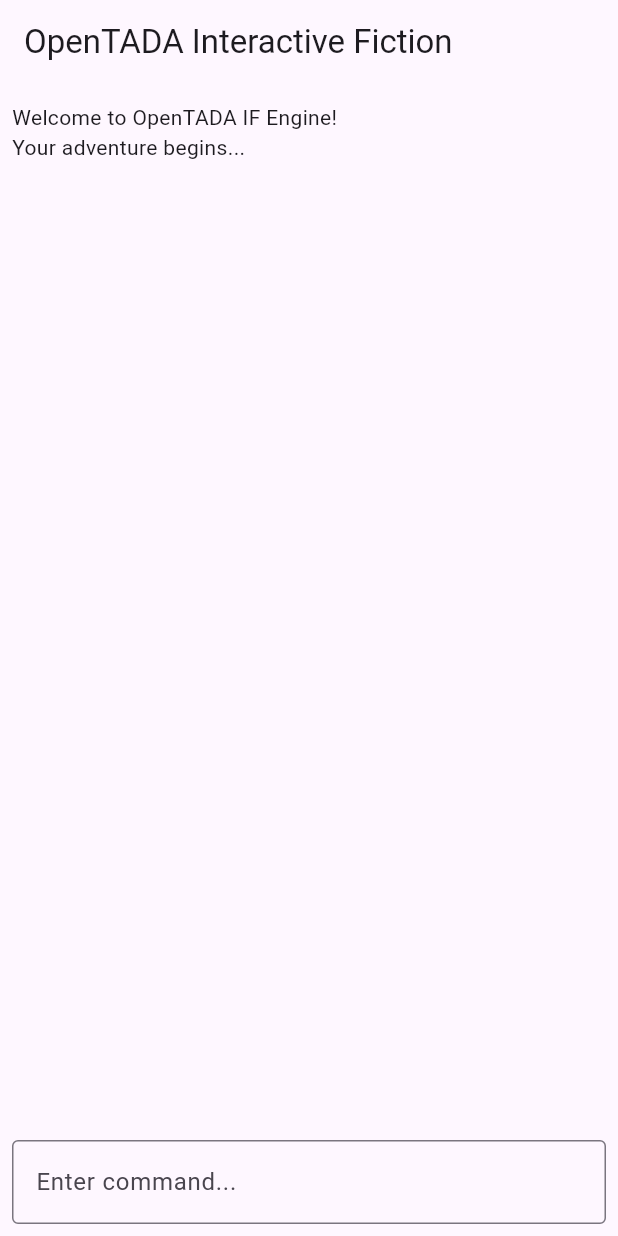
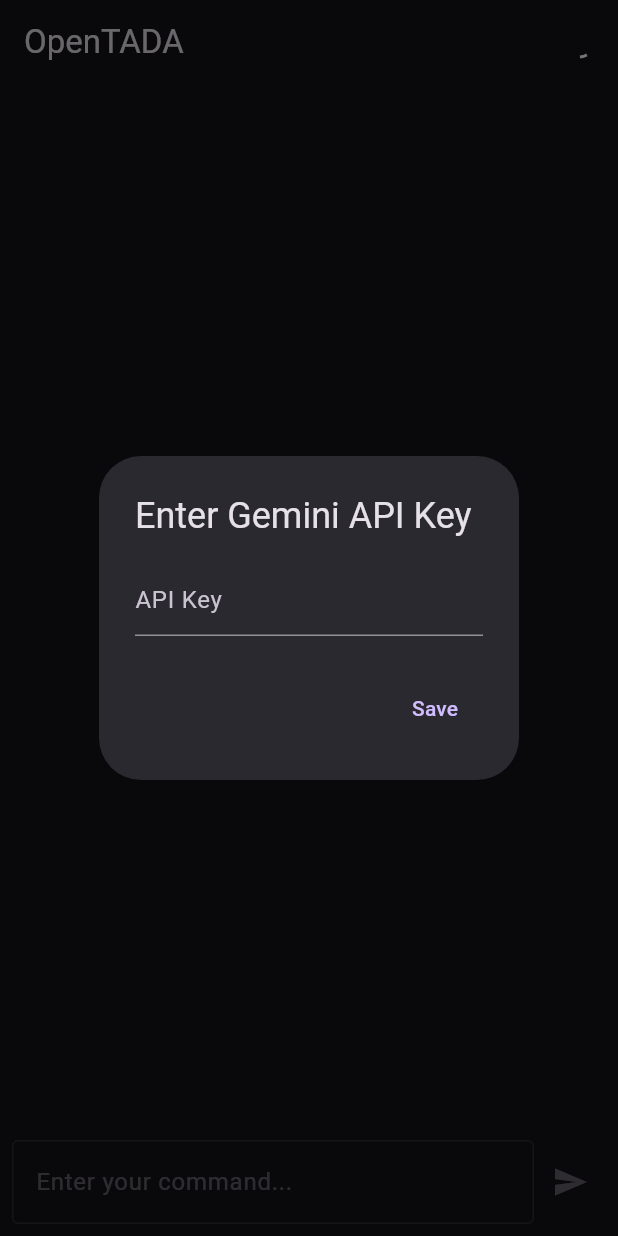
Before and after one commit to Seckrit-Lab/whoami-america, a Flutter app: the screen it shows after launch, on a phone screen of 412 x 824 dp. Run offline on Flutter 3.47's test engine with Material 3 defaults, Android fonts, the phone set to English and light mode, and no system bars; our stand-ins replace flutter_secure_storage.

Commit message:
Considerable improvements; now showing image area. Connects to Gemini, but does not open book successfully.

```diff
--- a/lib/main.dart
+++ b/lib/main.dart
@@ -1,167 +1,341 @@
+import 'dart:async';
+import 'dart:convert';
+import 'dart:io';
 import 'package:flutter/material.dart';
+import 'package:flutter/services.dart' show rootBundle;
+import 'package:http/http.dart' as http;
+import 'package:flutter_secure_storage/flutter_secure_storage.dart';
+import 'package:path_provider/path_provider.dart';
 
 void main() {
-  runApp(const MyApp());
+  runApp(const OpenTadaApp());
 }
 
-class MyApp extends StatelessWidget {
-  const MyApp({super.key});
+class OpenTadaApp extends StatelessWidget {
+  const OpenTadaApp({super.key});
 
   @override
   Widget build(BuildContext context) {
     return MaterialApp(
       title: 'OpenTADA',
       theme: ThemeData(
-        colorScheme: ColorScheme.fromSeed(seedColor: Colors.deepPurple),
-        useMaterial3: true,
+        primarySwatch: Colors.blue,
+        brightness: Brightness.dark,
       ),
-      home: const StoryPage(),
+      home: const ChatScreen(),
     );
   }
 }
 
-class StoryPage extends StatefulWidget {
-  const StoryPage({super.key});
+class ChatScreen extends StatefulWidget {
+  const ChatScreen({super.key});
 
   @override
-  State<StoryPage> createState() => _StoryPageState();
+  State<ChatScreen> createState() => _ChatScreenState();
 }
 
-class _StoryPageState extends State<StoryPage> {
+class _ChatScreenState extends State<ChatScreen> {
   final TextEditingController _textController = TextEditingController();
+  final List<Map<String, String>> _messages = [];
   final ScrollController _scrollController = ScrollController();
-  List<Widget> _storyContent = [
-    const Text("Welcome to OpenTADA IF Engine!\nYour adventure begins..."),
-  ];
-  String? _currentImageUrl; // Placeholder for image asset path
+  bool _isLoading = false;
+  String? _apiKey;
+  final _secureStorage = const FlutterSecureStorage();
+  static const String _geminiApiKeyName = "geminikey";
+  static const String _initialPromptPath = "books/The Beloved Dead Chapter 0.tada";
 
-  void _handleSubmitted(String text) {
-    if (text.isEmpty) return;
+  String? _imageUrl;
+
+  @override
+  void initState() {
+    super.initState();
+    _loadApiKeyAndInitialPrompt();
+  }
+
+  Future<void> _loadApiKeyAndInitialPrompt() async {
     setState(() {
-      _storyContent.add(Text("> $text", style: const TextStyle(fontStyle: FontStyle.italic)));
-      // Placeholder for game logic processing input and generating response
-      _storyContent.add(Text("You typed: \"$text\". The story unfolds..."));
-      // Example: update image
-      // _currentImageUrl = "assets/new_scene.png"; // Make sure this asset exists
+      _isLoading = true;
     });
-    _textController.clear();
+    _apiKey = await _secureStorage.read(key: _geminiApiKeyName);
+    if (_apiKey == null || _apiKey!.isEmpty) {
+      await _promptForApiKey();
+    }
+    if (_apiKey != null && _apiKey!.isNotEmpty) {
+      await _loadInitialPrompt();
+    } else {
+      _addMessage("API Key not provided. Please restart and provide an API Key.", "system");
+    }
+    setState(() {
+      _isLoading = false;
+    });
+  }
+
+  Future<void> _promptForApiKey() async {
+    final TextEditingController apiKeyController = TextEditingController();
+    await showDialog<String>(
+      context: context,
+      barrierDismissible: false,
+      builder: (BuildContext context) {
+        return AlertDialog(
+          title: const Text('Enter Gemini API Key'),
+          content: TextField(
+            controller: apiKeyController,
+            decoration: const InputDecoration(hintText: "API Key"),
+            obscureText: true,
+          ),
+          actions: <Widget>[
+            TextButton(
+              child: const Text('Save'),
+              onPressed: () async {
+                if (apiKeyController.text.isNotEmpty) {
+                  await _secureStorage.write(key: _geminiApiKeyName, value: apiKeyController.text);
+                  setState(() {
+                    _apiKey = apiKeyController.text;
+                  });
+                  Navigator.of(context).pop();
+                }
+              },
+            ),
+          ],
+        );
+      },
+    );
+  }
+
+  Future<void> _loadInitialPrompt() async {
+    if (_apiKey == null || _apiKey!.isEmpty) return;
+    try {
+      final String prompt = await rootBundle.loadString(_initialPromptPath);
+      _addMessage("Starting session with initial prompt...", "system");
+      await _sendMessageToLLM(prompt, isInitialPrompt: true);
+    } catch (e) {
+      _addMessage("Error loading initial prompt: $e", "system");
+    }
+  }
+
+  void _addMessage(String text, String sender, {String? imageUrl}) {
+    setState(() {
+      _messages.add({"sender": sender, "text": text, "imageUrl": imageUrl ?? ""});
       WidgetsBinding.instance.addPostFrameCallback((_) {
+        if (_scrollController.hasClients) {
           _scrollController.animateTo(
             _scrollController.position.maxScrollExtent,
             duration: const Duration(milliseconds: 300),
             curve: Curves.easeOut,
           );
+        }
+      });
+      if (sender == "llm" && imageUrl != null && imageUrl.isNotEmpty) {
+        _imageUrl = imageUrl;
+      }
     });
   }
 
-  Widget _buildStoryArea(Orientation orientation, BoxConstraints constraints) {
-    return Expanded(
-      child: ListView.builder(
-        controller: _scrollController,
+  Future<void> _handleSubmitted(String text) async {
+    if (text.isEmpty || _isLoading) return;
+    _textController.clear();
+    _addMessage(text, "user");
+    await _sendMessageToLLM(text);
+  }
+
+  Future<void> _sendMessageToLLM(String text, {bool isInitialPrompt = false}) async {
+    if (_apiKey == null || _apiKey!.isEmpty) {
+      _addMessage("API Key is missing. Cannot send message.", "system");
+      await _promptForApiKey();
+      if (_apiKey == null || _apiKey!.isEmpty) return;
+    }
+
+    setState(() {
+      _isLoading = true;
+    });
+
+    final Uri geminiApiUrl = Uri.parse(
+        'https://generativelanguage.googleapis.com/v1beta/models/gemini-2.0-flash:generateContent?key=$_apiKey');
+
+    final requestBody = jsonEncode({
+      "contents": [
+        {
+          "parts": [
+            {"text": text}
+          ]
+        }
+      ],
+    });
+
+    try {
+      final response = await http.post(
+        geminiApiUrl,
+        headers: {'Content-Type': 'application/json'},
+        body: requestBody,
+      );
+
+      if (response.statusCode == 200) {
+        final responseBody = jsonDecode(response.body);
+        String llmResponseText = "Error: Could not parse LLM response.";
+        if (responseBody['candidates'] != null &&
+            responseBody['candidates'].isNotEmpty &&
+            responseBody['candidates'][0]['content'] != null &&
+            responseBody['candidates'][0]['content']['parts'] != null &&
+            responseBody['candidates'][0]['content']['parts'].isNotEmpty) {
+          llmResponseText = responseBody['candidates'][0]['content']['parts'][0]['text'];
+        } else if (responseBody['promptFeedback'] != null &&
+            responseBody['promptFeedback']['blockReason'] != null) {
+          llmResponseText = "Blocked: ${responseBody['promptFeedback']['blockReason']}";
+          if (responseBody['promptFeedback']['safetyRatings'] != null) {
+            llmResponseText += "\nDetails: ${responseBody['promptFeedback']['safetyRatings']}";
+          }
+        }
+        _addMessage(llmResponseText, "llm");
+      } else {
+        String errorBody = response.body;
+        try {
+          final decodedError = jsonDecode(response.body);
+          if (decodedError['error'] != null && decodedError['error']['message'] != null) {
+            errorBody = decodedError['error']['message'];
+          }
+        } catch (_) {}
+        _addMessage("Error from LLM: ${response.statusCode}\n$errorBody", "system");
+      }
+    } catch (e) {
+      _addMessage("Error sending message: $e", "system");
+    } finally {
+      setState(() {
+        _isLoading = false;
+      });
+    }
+  }
+
+  Widget _buildImageDisplay(BuildContext context, Orientation orientation) {
+    if (_imageUrl == null) {
+      return const SizedBox.shrink();
+    }
+
+    double screenWidth = MediaQuery.of(context).size.width;
+    double screenHeight = MediaQuery.of(context).size.height;
+
+    Widget imageWidget = Center(
+      child: Padding(
         padding: const EdgeInsets.all(8.0),
-        itemCount: _storyContent.length,
-        itemBuilder: (context, index) {
-          // Placeholder for handling inline images on small screens
-          // For now, images are handled by the main layout
-          return Padding(
-            padding: const EdgeInsets.symmetric(vertical: 4.0),
-            child: _storyContent[index],
+        child: Image.network(
+          _imageUrl!,
+          fit: BoxFit.contain,
+          errorBuilder: (context, error, stackTrace) => const Icon(Icons.broken_image, size: 50),
+          loadingBuilder: (context, child, loadingProgress) {
+            if (loadingProgress == null) return child;
+            return Center(
+              child: CircularProgressIndicator(
+                value: loadingProgress.expectedTotalBytes != null
+                    ? loadingProgress.cumulativeBytesLoaded / loadingProgress.expectedTotalBytes!
+                    : null,
+              ),
             );
           },
         ),
+      ),
+    );
+
+    if (orientation == Orientation.landscape) {
+      return SizedBox(
+        width: screenWidth / 2,
+        child: imageWidget,
+      );
+    } else {
+      return SizedBox(
+        height: screenHeight / 3,
+        width: screenWidth,
+        child: imageWidget,
       );
     }
-
-  Widget _buildImageArea(Orientation orientation, BoxConstraints constraints) {
-    if (_currentImageUrl == null) {
-      return const SizedBox.shrink();
   }
-
-    final screenSize = MediaQuery.of(context).size;
-    final isSmallScreenPhone = (orientation == Orientation.portrait && screenSize.width < 600);
-
-    if (isSmallScreenPhone) {
-      // On small phone screens, image is displayed inline or omitted from fixed layout
-      // This example will omit it from fixed layout; inline handling is in _buildStoryArea
-      return const SizedBox.shrink();
-    }
-
-    double imageWidth = 0;
-    double imageHeight = 0;
-
-    if (orientation == Orientation.landscape) {
-      imageWidth = constraints.maxWidth * 0.5;
-      imageHeight = constraints.maxHeight;
-    } else { // Portrait (and not small screen phone)
-      imageHeight = constraints.maxHeight * 0.5;
-      imageWidth = constraints.maxWidth;
-    }
-
-    return SizedBox(
-      width: imageWidth,
-      height: imageHeight,
-      child: Padding(
-        padding: const EdgeInsets.all(8.0),
-        child: Image.asset(
-          _currentImageUrl!,
-          fit: BoxFit.contain,
-          errorBuilder: (context, error, stackTrace) => const Center(child: Text("Image not found")),
-        ),
-      ),
-    );
-  }
-
 
   @override
   Widget build(BuildContext context) {
     return Scaffold(
       appBar: AppBar(
-        title: const Text('OpenTADA Interactive Fiction'),
+        title: const Text('OpenTADA'),
+        actions: [
+          if (_isLoading)
+            const Padding(
+              padding: EdgeInsets.all(16.0),
+              child: SizedBox(
+                  width: 20, height: 20, child: CircularProgressIndicator(strokeWidth: 2, color: Colors.white)),
             ),
-      body: LayoutBuilder(
-        builder: (context, constraints) {
-          final orientation = MediaQuery.of(context).orientation;
-          final screenSize = MediaQuery.of(context).size;
-          final isSmallScreenPhone = (orientation == Orientation.portrait && screenSize.width < 600);
+        ],
+      ),
+      body: OrientationBuilder(
+        builder: (context, orientation) {
+          Widget imageDisplay = _buildImageDisplay(context, orientation);
+          Widget chatArea = Expanded(
+            child: ListView.builder(
+              controller: _scrollController,
+              padding: const EdgeInsets.all(8.0),
+              itemCount: _messages.length,
+              itemBuilder: (context, index) {
+                final message = _messages[index];
+                bool isUser = message['sender'] == 'user';
+                bool isSystem = message['sender'] == 'system';
+                return Align(
+                  alignment: isUser ? Alignment.centerRight : Alignment.centerLeft,
+                  child: Container(
+                    margin: const EdgeInsets.symmetric(vertical: 4.0, horizontal: 8.0),
+                    padding: const EdgeInsets.all(10.0),
+                    decoration: BoxDecoration(
+                      color: isUser ? Colors.blueAccent : (isSystem ? Colors.grey[700] : Colors.grey[800]),
+                      borderRadius: BorderRadius.circular(10.0),
+                    ),
+                    child: Text(
+                      message['text']!,
+                      style: TextStyle(color: isSystem ? Colors.yellowAccent : Colors.white),
+                    ),
+                  ),
+                );
+              },
+            ),
+          );
 
-          Widget storyArea = _buildStoryArea(orientation, constraints);
-          Widget imageArea = _buildImageArea(orientation, constraints);
-
-          Widget inputField = Padding(
+          Widget inputBar = Padding(
             padding: const EdgeInsets.all(8.0),
+            child: Row(
+              children: <Widget>[
+                Expanded(
                   child: TextField(
                     controller: _textController,
                     decoration: const InputDecoration(
-                hintText: 'Enter command...',
+                      hintText: "Enter your command...",
                       border: OutlineInputBorder(),
                     ),
-              onSubmitted: _handleSubmitted,
+                    onSubmitted: _isLoading ? null : _handleSubmitted,
+                    enabled: !_isLoading,
+                  ),
+                ),
+                IconButton(
+                  icon: const Icon(Icons.send),
+                  onPressed: _isLoading ? null : () => _handleSubmitted(_textController.text),
+                ),
+              ],
             ),
           );
 
-          if (isSmallScreenPhone) {
-            // Image would be handled inline within storyArea if logic was added there
-            return Column(
-              children: [
-                storyArea,
-                inputField,
+          if (orientation == Orientation.landscape && _imageUrl != null) {
+            return Row(
+              children: <Widget>[
+                imageDisplay,
+                Expanded(
+                  child: Column(
+                    children: <Widget>[
+                      chatArea,
+                      inputBar,
+                    ],
+                  ),
+                ),
               ],
             );
-          } else if (orientation == Orientation.landscape) {
-            return Row(
-              children: [
-                Expanded(
-                  child: Column(children: [storyArea, inputField]),
-                ),
-                if (_currentImageUrl != null) imageArea,
-              ],
-            );
-          } else { // Portrait (larger screen)
+          } else {
             return Column(
-              children: [
-                if (_currentImageUrl != null) imageArea,
-                storyArea,
-                inputField,
+              children: <Widget>[
+                if (_imageUrl != null) imageDisplay,
+                chatArea,
+                inputBar,
               ],
             );
           }
@@ -169,4 +343,11 @@
       ),
     );
   }
+
+  @override
+  void dispose() {
+    _textController.dispose();
+    _scrollController.dispose();
+    super.dispose();
   }
+}
```
Also changed, not shown: pubspec.yaml (+10 -13 lines), 36 other files. Lines whose indentation alone changed are shown as unchanged.
